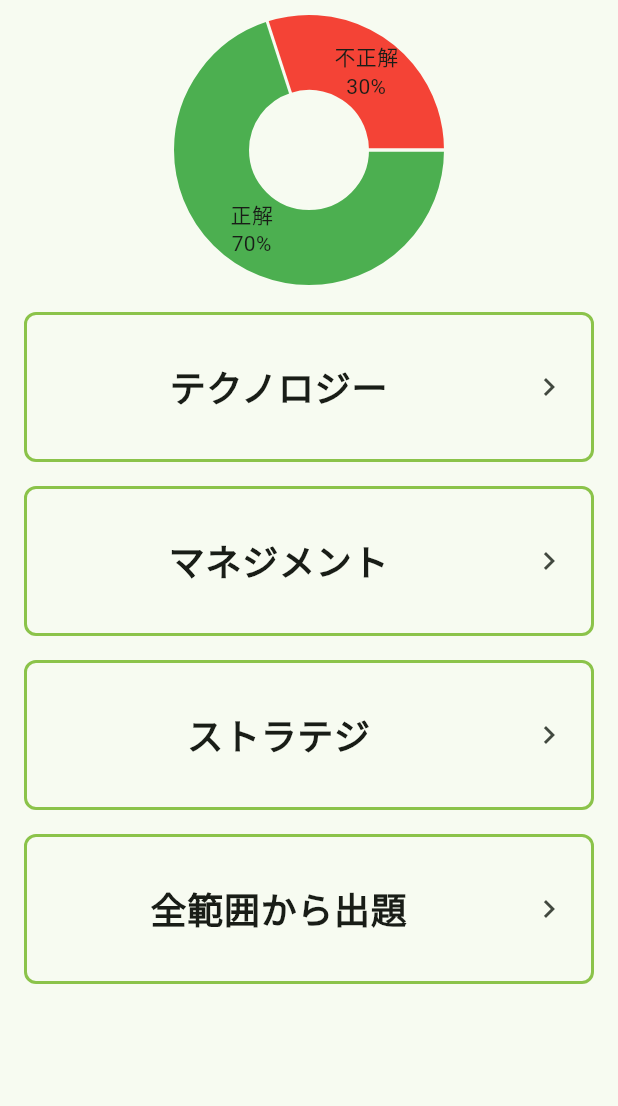
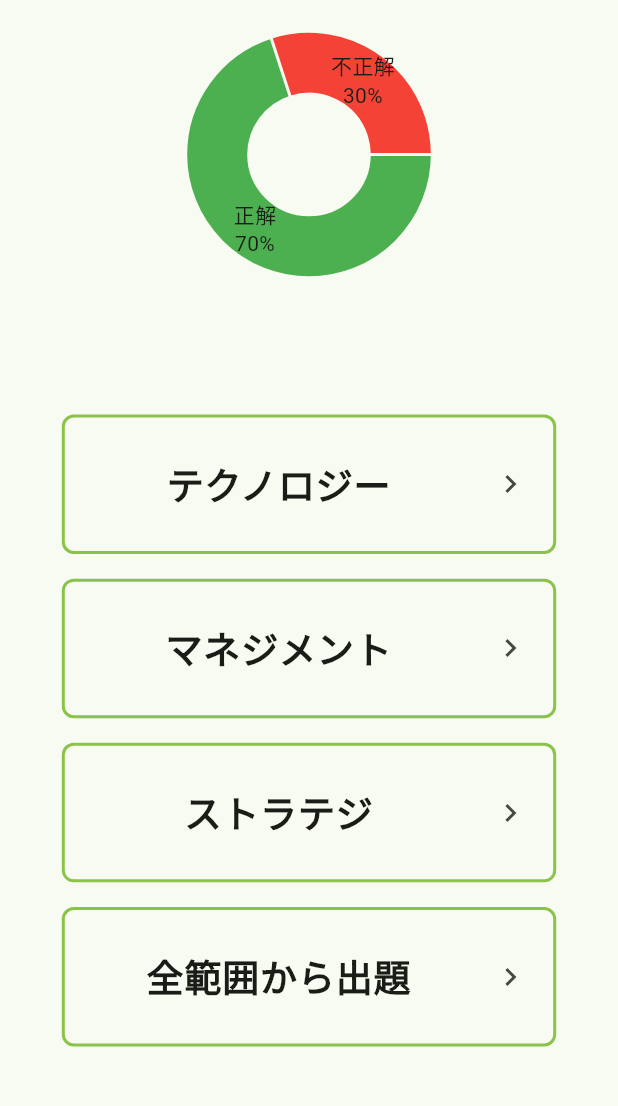
Before and after one commit to HANAUTA/2024_hal_fe_app, a Flutter app: the screen it shows after launch, on a phone screen of 412 x 824 dp, the part 84-1190 px from its top. Run offline on Flutter 3.47's test engine with Material 3 defaults, Android fonts, the phone set to English and light mode, and no system bars; drawn by our look-alikes of fl_chart; missing offline and left inert: dart:ffi.

Commit message:
レスポンシブデザイン対応

```diff
--- a/lib/pages/top_page.dart
+++ b/lib/pages/top_page.dart
@@ -22,49 +22,62 @@ class _MyHomePageState extends State<MyHomePage> {
 
   @override
   Widget build(BuildContext context) {
+    // 画面の高さと幅を取得
+    final screenHeight = MediaQuery.of(context).size.height;
+    final screenWidth = MediaQuery.of(context).size.width;
+
     return Scaffold(
       appBar: AppBar(
         backgroundColor: Theme.of(context).colorScheme.inversePrimary,
         title: Text(widget.title),
       ),
-      body: Column(
+      body: SafeArea(
+        child: Column(
           children: [
             // 円グラフを表示
             SizedBox(
-            height: 200, // グラフの高さを指定
+              height: screenHeight * 0.25, // 画面の高さの25%を使用
               child: PieChart(
                 PieChartData(
                   sections: showingSections(),
                   borderData: FlBorderData(show: false), // 境界線を非表示
-                centerSpaceRadius: 40, // 中心のスペースを指定
+                  centerSpaceRadius: screenHeight * 0.05, // 画面高さに対してスペースを指定
                 ),
               ),
             ),
             // カテゴリのリスト
             Expanded(
-            child: ListView(
+              child: Column(
+                mainAxisAlignment: MainAxisAlignment.center,
                 children: [
-                _buildCategoryTile("テクノロジー"),
-                _buildCategoryTile("マネジメント"),
-                _buildCategoryTile("ストラテジ"),
-                _buildCategoryTile("全範囲から出題"),
+                  _buildCategoryTile(screenWidth, screenHeight, "テクノロジー"),
+                  _buildCategoryTile(screenWidth, screenHeight, "マネジメント"),
+                  _buildCategoryTile(screenWidth, screenHeight, "ストラテジ"),
+                  _buildCategoryTile(screenWidth, screenHeight, "全範囲から出題"),
                 ],
               ),
             ),
           ],
         ),
+      ),
     );
   }
 
-  Widget _buildCategoryTile(String category) {
-    return Container(
-      margin: const EdgeInsets.symmetric(vertical: 8, horizontal: 16), // 外側の余白
+  // 引数でscreenWidthとscreenHeightを渡す
+  Widget _buildCategoryTile(double screenWidth, double screenHeight, String category) {
+    return FractionallySizedBox(
+      widthFactor: 0.8, // 全体の80%の幅を指定
+      child: Container(
+        margin: EdgeInsets.symmetric(vertical: screenHeight * 0.01), // 外側の上下の余白を画面高さに基づいて指定
         decoration: BoxDecoration(
           border: Border.all(color: Colors.lightGreen, width: 2), // ボーダーの色と幅
           borderRadius: BorderRadius.circular(8), // 角を丸める
         ),
         child: ListTile(
-        contentPadding: const EdgeInsets.symmetric(vertical: 20, horizontal: 16), // パディングを追加
+          contentPadding: EdgeInsets.symmetric(
+            vertical: screenHeight * 0.02, // パディングを画面高さに基づいて指定
+            horizontal: screenWidth * 0.04, // 横方向のパディングを画面幅に基づいて指定
+          ),
           onTap: () {
             Navigator.push(
               context,
@@ -77,33 +90,34 @@ class _MyHomePageState extends State<MyHomePage> {
             child: Text(
               category,
               textAlign: TextAlign.center,
-            style: const TextStyle(
-              fontSize: 24, // フォントサイズを大きく
+              style: TextStyle(
+                fontSize: screenHeight * 0.03, // フォントサイズを画面高さに基づいて指定
                 fontWeight: FontWeight.bold, // 太字にする
               ),
             ),
           ),
           trailing: const Icon(Icons.keyboard_arrow_right), // アイコンを追加
         ),
+      ),
     );
   }
 
   List<PieChartSectionData> showingSections() {
     final correctAnswers = 70; // 正解の数
-    final incorrectAnswers = 30; // 不正解の数!!あとで変更必要!!
+    final incorrectAnswers = 30; // 不正解の数
 
     return [
       PieChartSectionData(
         color: Colors.green,
         value: correctAnswers.toDouble(),
         title: '正解\n$correctAnswers%', // 緑の部分に「正解」と割合を表示
-        radius: 50,
+        radius: 40, // 円グラフのセクションのサイズを調整
       ),
       PieChartSectionData(
         color: Colors.red,
         value: incorrectAnswers.toDouble(),
         title: '不正解\n$incorrectAnswers%', // 赤の部分に「不正解」と割合を表示
-        radius: 50,
+        radius: 40, // 円グラフのセクションのサイズを調整
       ),
     ];
   }
```
Also changed, not shown: lib/pages/question_page.dart (+13 -21 lines), 1 other file. Lines whose indentation alone changed are shown as unchanged.
